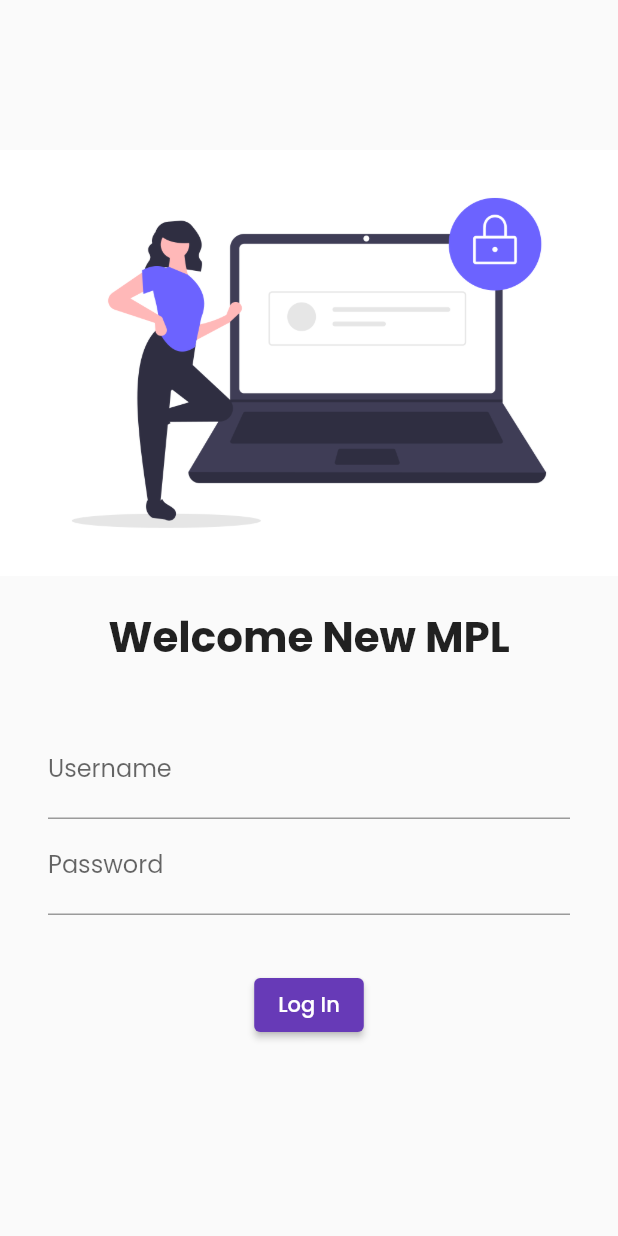
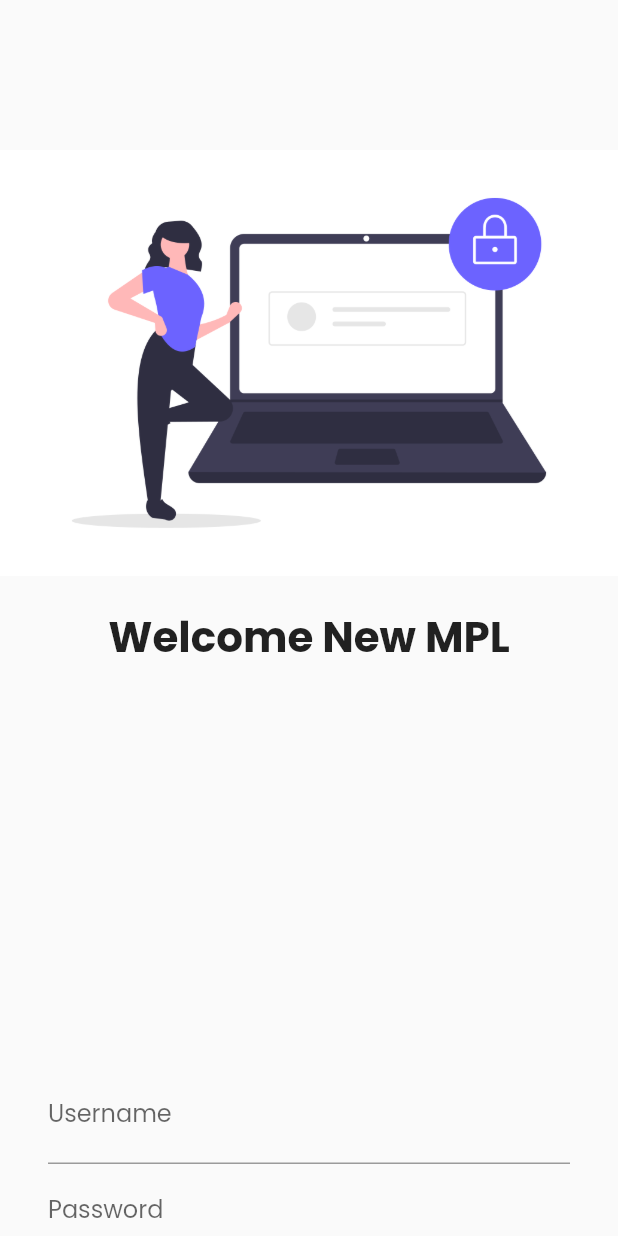
Before and after one commit to subeeshsudhakaran/LearnFlutter, a Flutter app: the screen it shows after launch, on a phone screen of 412 x 824 dp. Run offline on Flutter 3.47's test engine with Material 2 defaults, Android fonts, the phone set to English and light mode, and no system bars; our stand-ins replace google_fonts.

```diff
--- a/my_app/lib/screens/login.dart
+++ b/my_app/lib/screens/login.dart
@@ -3,7 +3,8 @@ import 'package:flutter/material.dart';
 class Login extends StatelessWidget {
   @override
   Widget build(BuildContext context) {
-    return Material(
+    return SingleChildScrollView(
+      child: Material(
         child: Column(
           children: [
             const SizedBox(
@@ -24,7 +25,7 @@ class Login extends StatelessWidget {
               ),
             ),
             const SizedBox(
-            height: 20.0,
+              height: 250.0,
             ),
             Padding(
               padding:
@@ -59,6 +60,7 @@ class Login extends StatelessWidget {
             )
           ],
         ),
+      ),
     );
   }
 }
```
Lines whose indentation alone changed are shown as unchanged.
